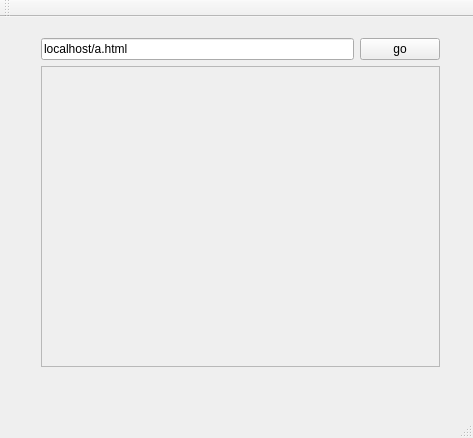
This is client/mainwindow.ui in mohammadkotb/Networks-Evoting-System as Qt 5 draws it before an edit. The edited form follows.
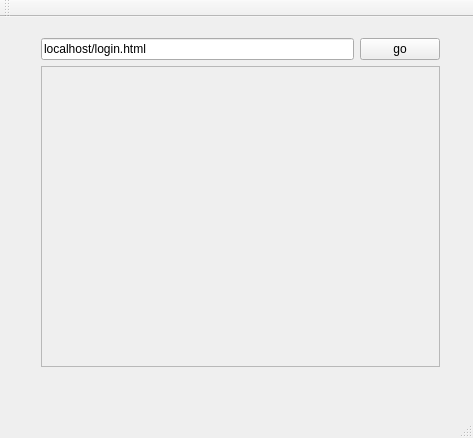
This is the edited form.

```diff
--- a/client/mainwindow.ui
+++ b/client/mainwindow.ui
@@ -29,7 +29,7 @@
        <item row="1" column="1">
         <widget class="QLineEdit" name="urlLineEdit">
          <property name="text">
-          <string>localhost/a.html</string>
+          <string>localhost/login.html</string>
          </property>
         </widget>
        </item>
```
